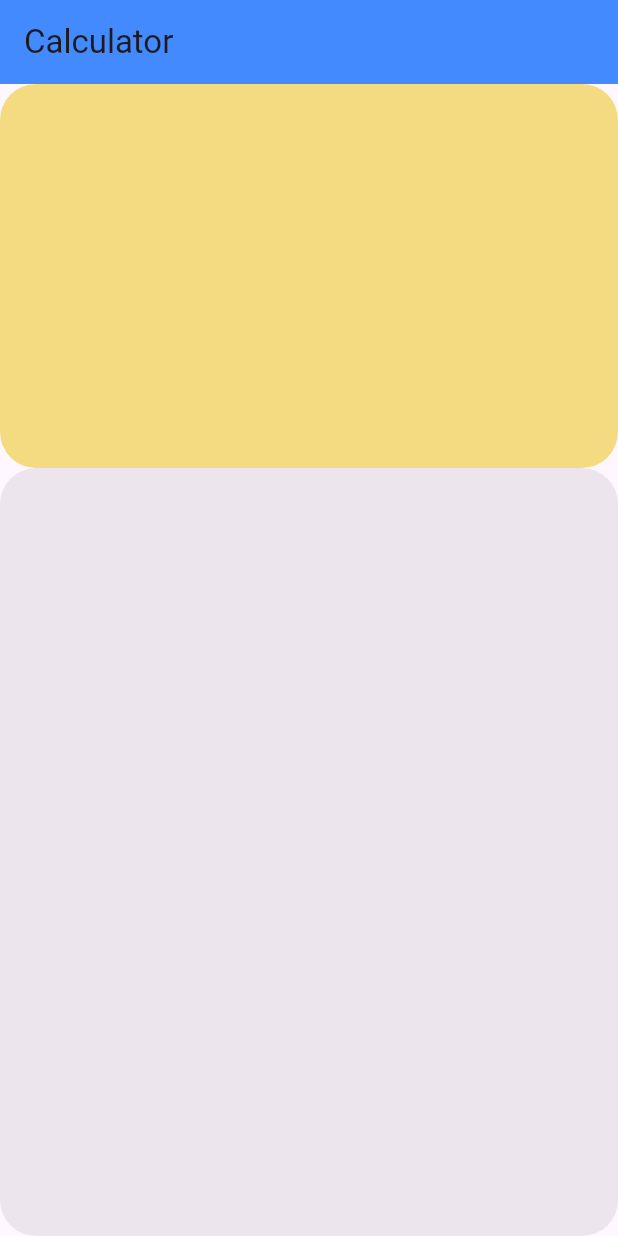
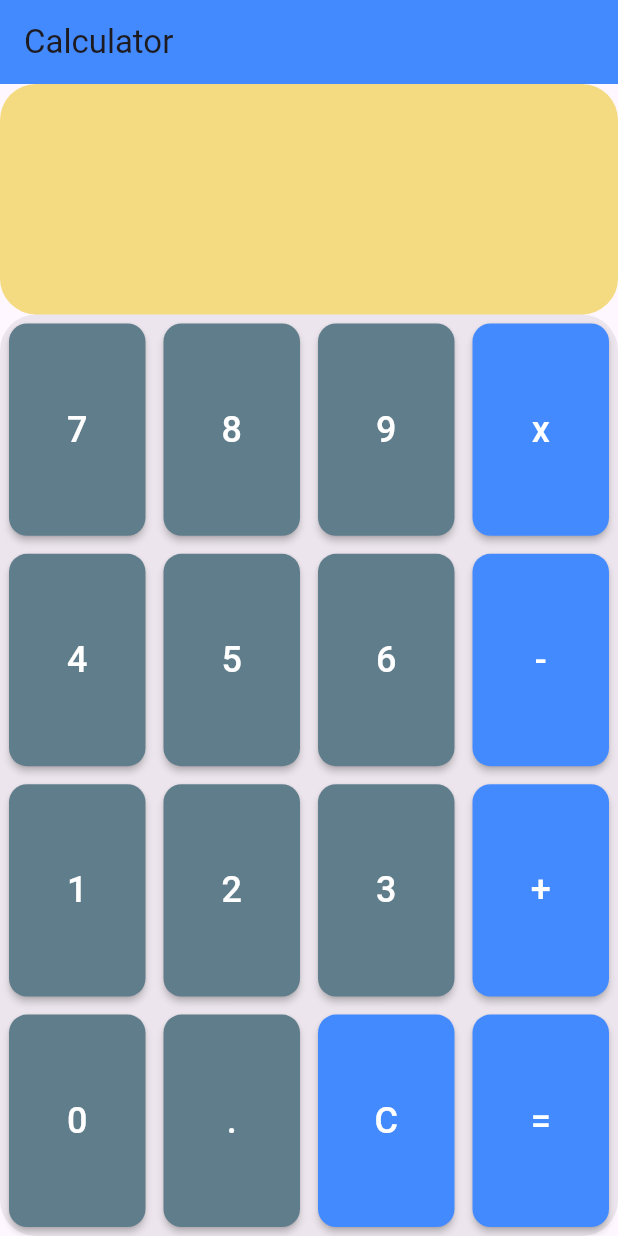
Before and after one commit to alienated-forstbyte/calc, a Flutter app: the screen it shows after launch, on a phone screen of 412 x 824 dp. Run offline on Flutter 3.47's test engine with Material 3 defaults, Android fonts, the phone set to English and light mode, and no system bars.

Commit message:
day 2 commit

```diff
--- a/lib/Pages/homepage.dart
+++ b/lib/Pages/homepage.dart
@@ -1,4 +1,6 @@
 import 'package:flutter/material.dart';
+import 'package:flutter_web_try/utils/calc_buttons.dart';
+import 'package:flutter_web_try/utils/number_buttons.dart';
 
 class HomePage extends StatefulWidget{
   const HomePage({super.key});
@@ -8,6 +10,15 @@ class HomePage extends StatefulWidget{
 }
 
 class HomePageState extends State<HomePage>{
+
+var _displayText = '';
+
+void onPressed(String val) {
+  setState((){
+    _displayText +=val;
+  });
+}
+
   @override
   Widget build(BuildContext context) {
     return Scaffold(
@@ -19,22 +30,82 @@ class HomePageState extends State<HomePage>{
 
         children: [
           Expanded(
-            flex: 4,
+            flex: 2,
             child: Container(
+              alignment: Alignment.bottomRight,
               decoration: BoxDecoration(
                 borderRadius: BorderRadius.circular(24),
                 color: const Color.fromARGB(255, 244, 219, 130)
               ),
+              child: Text(
+                _displayText,
+                style: const TextStyle(fontSize: 48, fontWeight: FontWeight.bold),
+              ),
             ),
           ),
+
           Expanded(
             flex: 8,
             child: Container(
               decoration: BoxDecoration(
                 borderRadius: BorderRadius.circular(24),
-                color: Color.fromARGB(20, 20, 20, 20),
+                color: const Color.fromARGB(20, 20, 20, 20),
               ),
-            )
+              child: Column(
+                children: [
+                  Expanded(
+                    child: Row(
+                      children: [
+                        Expanded(child: NumberButton(val: '7', onPressed: () => onPressed('7'))),
+                        Expanded(child: NumberButton(val: '8', onPressed: () => onPressed('8'))),
+                        Expanded(child: NumberButton(val: '9', onPressed: () => onPressed('9'))),
+                        Expanded(child: CalcButton(val: 'x', onPressed: () => onPressed('x'))),
+                      ],
+                    ),
+                  ),
+                  Expanded(
+                    child: Row(
+                      children: [
+                        Expanded(child: NumberButton(val: '4', onPressed: () => onPressed('4'))),
+                        Expanded(child: NumberButton(val: '5', onPressed: () => onPressed('5'))),
+                        Expanded(child: NumberButton(val: '6', onPressed: () => onPressed('6'))),
+                        Expanded(child: CalcButton(val: '-', onPressed: () => onPressed('-')))
+                      ],
+                    ),
+                  ),
+                  Expanded(
+                    child: Row(
+                      children: [
+                        Expanded(child: NumberButton(val: '1', onPressed: () => onPressed('1'))),
+                        Expanded(child: NumberButton(val: '2', onPressed: () => onPressed('2'))),
+                        Expanded(child: NumberButton(val: '3', onPressed: () => onPressed('3'))),
+                        Expanded(child: CalcButton(val: '+', onPressed: () => onPressed('+')))
+                      ],
+                    ),
+                  ),
+                  Expanded(
+                    child: Row(
+                      children: [
+                        Expanded(child: NumberButton(val: '0', onPressed: () => onPressed('0'))),
+                        Expanded(child: NumberButton(val: '.', onPressed: () => onPressed('.'))),
+                        Expanded(child: CalcButton(val: 'C', onPressed: () {
+                          setState(() {
+                            _displayText = '';
+                          });
+                        })),
+                        Expanded(child: CalcButton(val: '=', onPressed: () {
+                          setState(() {
+                            _displayText = _displayText;
+                          });
+                        })),
+
+                      ],
+                    ),
+                  ),
+                ],
+              ),
+
+            ),
           )
         ]
       ),
--- a/lib/main.dart
+++ b/lib/main.dart
@@ -10,7 +10,7 @@ class MyApp extends StatelessWidget {
 
   @override
   Widget build(BuildContext context) {
-    return MaterialApp(
+    return const MaterialApp(
       title: 'Empty App',
       home: HomePage(),
     );
--- /dev/null
+++ b/lib/utils/calc_buttons.dart
@@ -0,0 +1,35 @@
+import 'package:flutter/material.dart';
+
+class CalcButton extends StatelessWidget {
+  final String val;
+  final VoidCallback onPressed;
+
+  const CalcButton({
+    super.key,
+    required this.val,
+    required this.onPressed,
+  });
+
+  @override
+  Widget build(BuildContext context) {
+    return Padding(
+      padding: const EdgeInsets.all(6.0),
+      child: SizedBox.expand( // ✅ Fills both width and height
+        child: MaterialButton(
+          onPressed: onPressed,
+          color: Colors.blueAccent,
+          shape: RoundedRectangleBorder(
+            borderRadius: BorderRadius.circular(12),
+          ),
+          child: Text(
+            val,
+            style: const TextStyle(
+              fontSize: 24,
+              color: Colors.white,
+            ),
+          ),
+        ),
+      ),
+    );
+  }
+}
--- /dev/null
+++ b/lib/utils/number_buttons.dart
@@ -0,0 +1,35 @@
+import 'package:flutter/material.dart';
+
+class NumberButton extends StatelessWidget {
+  final String val;
+  final VoidCallback onPressed;
+
+  const NumberButton({
+    super.key,
+    required this.val,
+    required this.onPressed,
+  });
+
+  @override
+  Widget build(BuildContext context) {
+    return Padding(
+      padding: const EdgeInsets.all(6.0),
+      child: SizedBox.expand( // ✅ Fills both width and height
+        child: MaterialButton(
+          onPressed: onPressed,
+          color: Colors.blueGrey,
+          shape: RoundedRectangleBorder(
+            borderRadius: BorderRadius.circular(12),
+          ),
+          child: Text(
+            val,
+            style: const TextStyle(
+              fontSize: 24,
+              color: Colors.white,
+            ),
+          ),
+        ),
+      ),
+    );
+  }
+}
```
